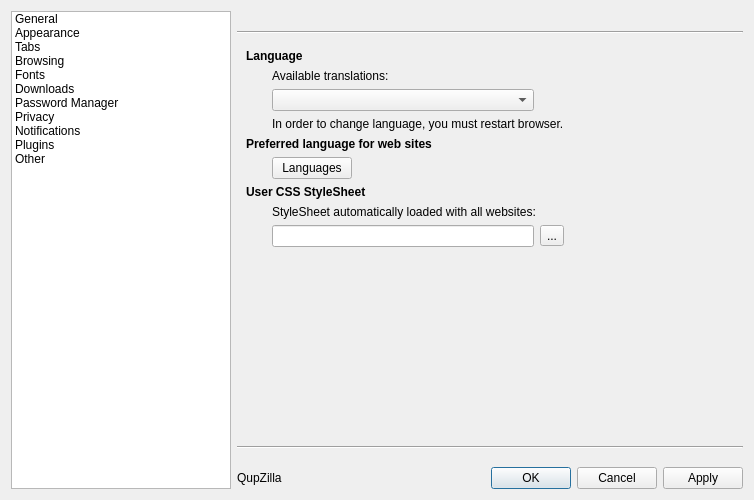
QupZilla/qupzilla, file src/preferences/preferences.ui: the form before one commit.
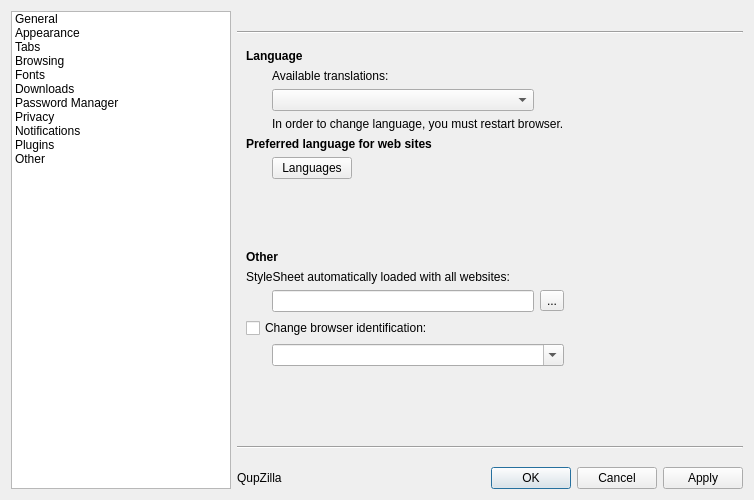
The form after the commit. The open tabs and pages were chosen to show the change.

Commit message: Option to change browser identification (User Agent) in Preferences. - added Wu Cheng-Hong into translators - enter in search toolbar now search next occurence - closes #176

```diff
--- a/src/preferences/preferences.ui
+++ b/src/preferences/preferences.ui
@@ -2067,37 +2067,24 @@
          </property>
         </widget>
        </item>
-       <item row="11" column="1" colspan="2">
-        <spacer name="verticalSpacer_13">
-         <property name="orientation">
-          <enum>Qt::Vertical</enum>
-         </property>
-         <property name="sizeHint" stdset="0">
-          <size>
-           <width>20</width>
-           <height>40</height>
-          </size>
-         </property>
-        </spacer>
-       </item>
-       <item row="6" column="0" colspan="4">
+       <item row="8" column="0" colspan="4">
         <widget class="QLabel" name="label_9">
          <property name="text">
-          <string>&lt;b&gt;User CSS StyleSheet&lt;/b&gt;</string>
+          <string>&lt;b&gt;Other&lt;/b&gt;</string>
          </property>
         </widget>
        </item>
-       <item row="7" column="1" colspan="3">
+       <item row="9" column="0" colspan="4">
         <widget class="QLabel" name="label_15">
          <property name="text">
           <string>StyleSheet automatically loaded with all websites: </string>
          </property>
         </widget>
        </item>
-       <item row="8" column="1">
+       <item row="10" column="1">
         <widget class="QLineEdit" name="userStyleSheet"/>
        </item>
-       <item row="8" column="2">
+       <item row="10" column="2">
         <widget class="QToolButton" name="chooseUserStylesheet">
          <property name="text">
           <string>...</string>
@@ -2135,6 +2122,52 @@
          </property>
         </widget>
        </item>
+       <item row="7" column="0">
+        <spacer name="verticalSpacer_13">
+         <property name="orientation">
+          <enum>Qt::Vertical</enum>
+         </property>
+         <property name="sizeHint" stdset="0">
+          <size>
+           <width>20</width>
+           <height>40</height>
+          </size>
+         </property>
+        </spacer>
+       </item>
+       <item row="11" column="0" colspan="2">
+        <widget class="QCheckBox" name="changeUserAgent">
+         <property name="text">
+          <string>Change browser identification:</string>
+         </property>
+        </widget>
+       </item>
+       <item row="12" column="1" colspan="2">
+        <widget class="QComboBox" name="userAgentCombo">
+         <property name="maximumSize">
+          <size>
+           <width>330</width>
+           <height>16777215</height>
+          </size>
+         </property>
+         <property name="editable">
+          <bool>true</bool>
+         </property>
+        </widget>
+       </item>
+       <item row="13" column="0">
+        <spacer name="verticalSpacer_15">
+         <property name="orientation">
+          <enum>Qt::Vertical</enum>
+         </property>
+         <property name="sizeHint" stdset="0">
+          <size>
+           <width>20</width>
+           <height>40</height>
+          </size>
+         </property>
+        </spacer>
+       </item>
       </layout>
      </widget>
     </widget>
```
The commit also changes 29 other files.
